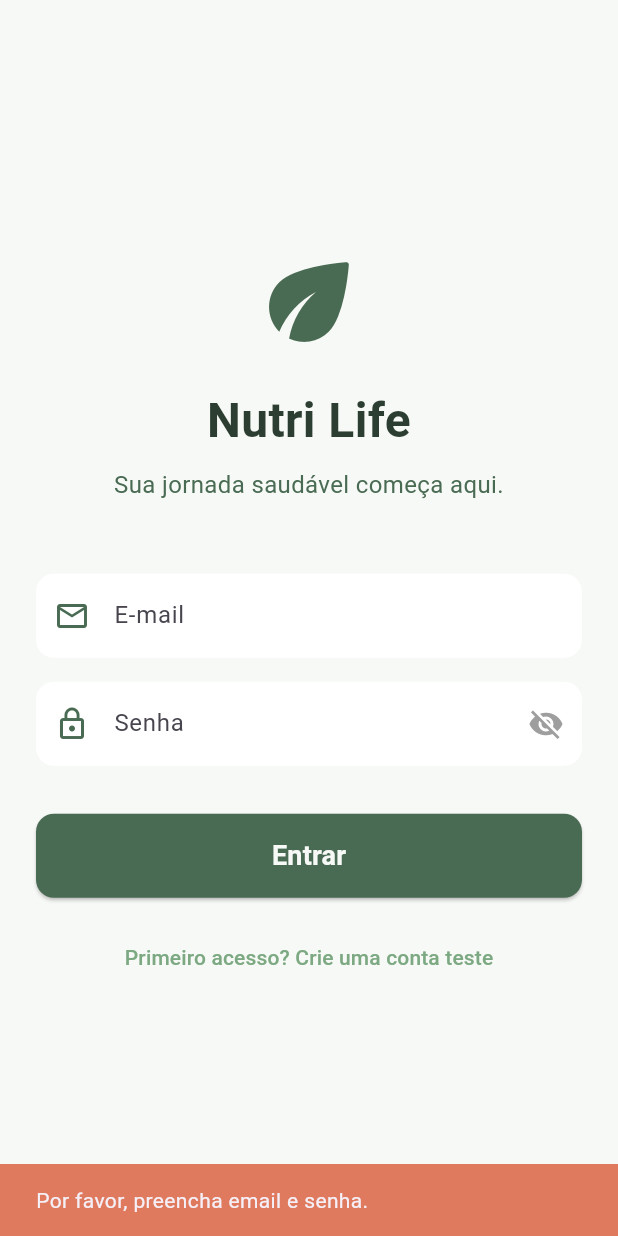
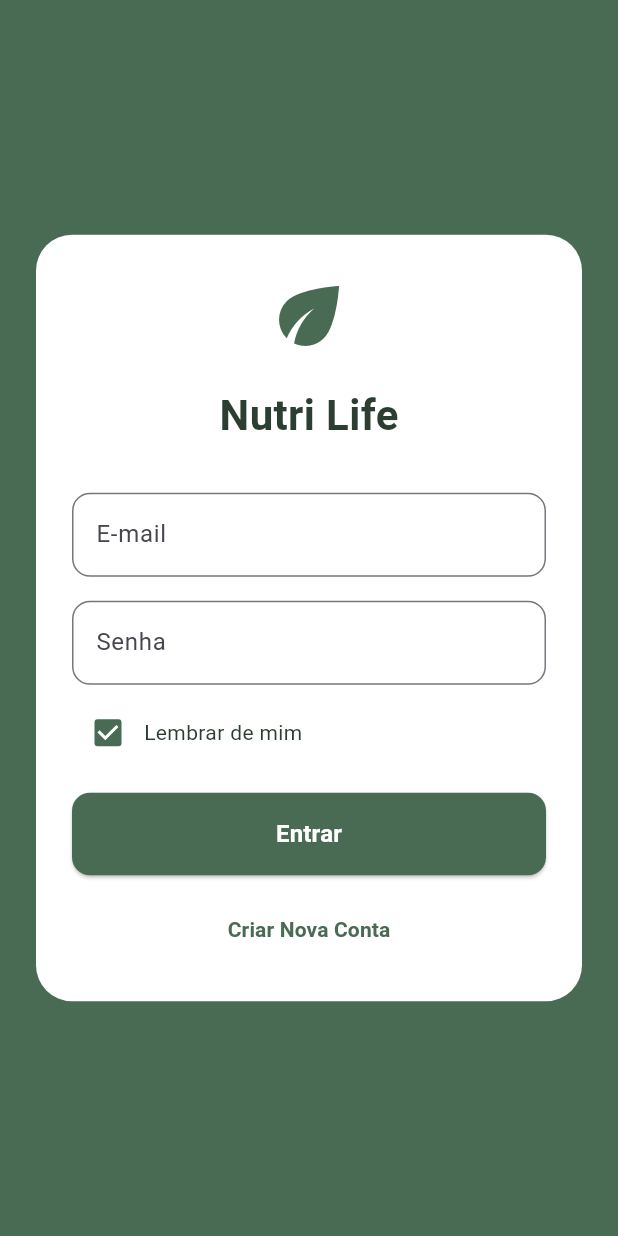
Before and after one commit to pizzariaditalia/NutriLife, a Flutter app: the screen it shows after launch, after a tap on "Entrar", on a phone screen of 412 x 824 dp. Run offline on Flutter 3.47's test engine with Material 3 defaults, Android fonts, the phone set to English and light mode, and no system bars; our stand-ins replace cloud_firestore, firebase_auth, firebase_core, flutter_local_notifications, image_picker, shared_preferences and 1 more; missing offline and left inert: mobile_scanner; accounts and stored records are empty; Roboto replaces fonts that are missing (Arial).

Commit message:
Atualizar o login_screen.dart

```diff
--- a/lib/features/auth/login_screen.dart
+++ b/lib/features/auth/login_screen.dart
@@ -1,7 +1,8 @@
 import 'package:flutter/material.dart';
+import 'package:firebase_auth/firebase_auth.dart';
+import 'package:shared_preferences/shared_preferences.dart';
 import '../../core/theme/app_colors.dart';
-import '../onboarding/onboarding_screen.dart';
-import 'custom_auth_service.dart';
+import '../../main_navigation_screen.dart';
 
 class LoginScreen extends StatefulWidget {
   const LoginScreen({Key? key}) : super(key: key);
@@ -11,225 +12,143 @@ class LoginScreen extends StatefulWidget {
 }
 
 class _LoginScreenState extends State<LoginScreen> {
-  final TextEditingController _emailController = TextEditingController();
-  final TextEditingController _senhaController = TextEditingController();
-  final CustomAuthService _authService = CustomAuthService();
+  final TextEditingController _emailCtrl = TextEditingController();
+  final TextEditingController _senhaCtrl = TextEditingController();
+  bool _lembrarDeMim = true;
+  bool _carregando = false;
 
-  bool _estaCarregando = false;
-  bool _ocultarSenha = true;
+  @override
+  void initState() {
+    super.initState();
+    _verificarLoginSalvo();
+  }
 
-  Future<void> _entrar() async {
-    final email = _emailController.text;
-    final senha = _senhaController.text;
+  // 🔄 Verifica se já existe um usuário logado salvo no celular
+  void _verificarLoginSalvo() async {
+    final prefs = await SharedPreferences.getInstance();
+    bool logado = prefs.getBool('usuario_logado') ?? false;
 
-    if (email.isEmpty || senha.isEmpty) {
-      ScaffoldMessenger.of(context).showSnackBar(
-        const SnackBar(
-          content: Text('Por favor, preencha email e senha.'),
-          backgroundColor: AppColors.accentPeach,
-        ),
-      );
-      return;
-    }
-
-    setState(() {
-      _estaCarregando = true;
-    });
-
-    try {
-      // Chama o nosso método de validação customizado no banco de dados
-      final String? userId = await _authService.realizarLogin(email, senha);
-
-      if (userId != null) {
-        // Login com sucesso! Mostra feedback e navega para o Onboarding
-        if (!mounted) return;
-        ScaffoldMessenger.of(context).showSnackBar(
-          const SnackBar(
-            content: Text('Bem-vindo de volta ao Nutri Life! 🌿'),
-            backgroundColor: AppColors.secondaryMenta,
-          ),
-        );
-
-        Navigator.pushReplacement(
-          context,
-          MaterialPageRoute(builder: (context) => const OnboardingScreen()),
-        );
-      } else {
-        // Consulta retornou vazia
-        if (!mounted) return;
-        ScaffoldMessenger.of(context).showSnackBar(
-          const SnackBar(
-            content: Text('Credenciais inválidas. Tente novamente.'),
-            backgroundColor: AppColors.accentPeach,
-          ),
-        );
-      }
-    } catch (e) {
-      if (!mounted) return;
-      ScaffoldMessenger.of(context).showSnackBar(
-        SnackBar(
-          content: Text('Erro de conexão: $e'),
-          backgroundColor: AppColors.accentPeach,
-        ),
-      );
-    } finally {
+    if (logado && FirebaseAuth.instance.currentUser != null) {
       if (mounted) {
-        setState(() {
-          _estaCarregando = false;
-        });
+        Navigator.pushReplacement(context, MaterialPageRoute(builder: (_) => const MainNavigationScreen()));
       }
     }
   }
 
-  // Função provisória para criar um usuário de teste caso o banco esteja vazio
-  Future<void> _criarContaTeste() async {
-    final email = _emailController.text;
-    final senha = _senhaController.text;
+  // 🔐 Função de Entrar
+  void _entrar() async {
+    if (_emailCtrl.text.isEmpty || _senhaCtrl.text.isEmpty) return;
+    setState(() => _carregando = true);
 
-    if (email.isEmpty || senha.isEmpty) {
-      ScaffoldMessenger.of(context).showSnackBar(
-        const SnackBar(
-          content: Text('Digite um email e senha para criar a conta teste.'),
-          backgroundColor: AppColors.accentPeach,
-        ),
+    try {
+      await FirebaseAuth.instance.signInWithEmailAndPassword(
+        email: _emailCtrl.text.trim(),
+        password: _senhaCtrl.text.trim(),
       );
-      return;
+
+      if (_lembrarDeMim) {
+        final prefs = await SharedPreferences.getInstance();
+        await prefs.setBool('usuario_logado', true);
+      }
+
+      if (mounted) {
+        Navigator.pushReplacement(context, MaterialPageRoute(builder: (_) => const MainNavigationScreen()));
+      }
+    } on FirebaseAuthException catch (e) {
+      ScaffoldMessenger.of(context).showSnackBar(SnackBar(content: Text('Erro: ${e.message}'), backgroundColor: Colors.red));
+    } finally {
+      if (mounted) setState(() => _carregando = false);
     }
+  }
 
-    setState(() => _estaCarregando = true);
+  // 🆕 Função de Criar Conta Nova
+  void _criarConta() async {
+    if (_emailCtrl.text.isEmpty || _senhaCtrl.text.isEmpty) return;
+    setState(() => _carregando = true);
+
     try {
-      await _authService.registrarUsuario('Paciente Teste', email, senha);
-      if (!mounted) return;
-      ScaffoldMessenger.of(context).showSnackBar(
-        const SnackBar(
-          content: Text('Conta criada! Agora clique em Entrar.'),
-          backgroundColor: AppColors.secondaryMenta,
-        ),
+      await FirebaseAuth.instance.createUserWithEmailAndPassword(
+        email: _emailCtrl.text.trim(),
+        password: _senhaCtrl.text.trim(),
       );
+
+      // Quando cria a conta, já entra automaticamente
+      if (_lembrarDeMim) {
+        final prefs = await SharedPreferences.getInstance();
+        await prefs.setBool('usuario_logado', true);
+      }
+
+      if (mounted) {
+        Navigator.pushReplacement(context, MaterialPageRoute(builder: (_) => const MainNavigationScreen()));
+      }
+    } on FirebaseAuthException catch (e) {
+      ScaffoldMessenger.of(context).showSnackBar(SnackBar(content: Text('Erro ao criar: ${e.message}'), backgroundColor: Colors.red));
     } finally {
-      if (mounted) setState(() => _estaCarregando = false);
+      if (mounted) setState(() => _carregando = false);
     }
   }
 
   @override
   Widget build(BuildContext context) {
     return Scaffold(
-      backgroundColor: AppColors.backgroundCreme,
-      body: SafeArea(
-        child: Center(
-          child: SingleChildScrollView(
+      backgroundColor: AppColors.primarySage,
+      body: Center(
+        child: SingleChildScrollView(
+          padding: const EdgeInsets.all(24.0),
+          child: Container(
             padding: const EdgeInsets.all(24.0),
+            decoration: BoxDecoration(color: Colors.white, borderRadius: BorderRadius.circular(24)),
             child: Column(
-              mainAxisAlignment: MainAxisAlignment.center,
-              crossAxisAlignment: CrossAxisAlignment.stretch,
+              mainAxisSize: MainAxisSize.min,
               children: [
-                const Icon(
-                  Icons.eco_rounded,
-                  size: 80,
-                  color: AppColors.primarySage,
-                ),
+                const Icon(Icons.eco, size: 60, color: AppColors.primarySage),
                 const SizedBox(height: 16),
-                const Text(
-                  'Nutri Life',
-                  textAlign: TextAlign.center,
-                  style: TextStyle(
-                    fontSize: 32,
-                    fontWeight: FontWeight.bold,
-                    color: AppColors.textDark,
-                  ),
-                ),
-                const SizedBox(height: 8),
-                const Text(
-                  'Sua jornada saudável começa aqui.',
-                  textAlign: TextAlign.center,
-                  style: TextStyle(
-                    fontSize: 16,
-                    color: AppColors.primarySage,
-                  ),
-                ),
-                const SizedBox(height: 48),
+                const Text('Nutri Life', style: TextStyle(fontSize: 28, fontWeight: FontWeight.bold, color: AppColors.textDark)),
+                const SizedBox(height: 32),
 
-                // Campo de Email
                 TextField(
-                  controller: _emailController,
+                  controller: _emailCtrl,
                   keyboardType: TextInputType.emailAddress,
-                  style: const TextStyle(color: AppColors.textDark),
-                  decoration: InputDecoration(
-                    labelText: 'E-mail',
-                    prefixIcon: const Icon(Icons.email_outlined, color: AppColors.primarySage),
-                    filled: true,
-                    fillColor: Colors.white,
-                    border: OutlineInputBorder(
-                      borderRadius: BorderRadius.circular(12),
-                      borderSide: BorderSide.none,
-                    ),
-                  ),
+                  decoration: InputDecoration(labelText: 'E-mail', border: OutlineInputBorder(borderRadius: BorderRadius.circular(12))),
                 ),
                 const SizedBox(height: 16),
 
-                // Campo de Senha
                 TextField(
-                  controller: _senhaController,
-                  obscureText: _ocultarSenha,
-                  style: const TextStyle(color: AppColors.textDark),
-                  decoration: InputDecoration(
-                    labelText: 'Senha',
-                    prefixIcon: const Icon(Icons.lock_outline, color: AppColors.primarySage),
-                    suffixIcon: IconButton(
-                      icon: Icon(
-                        _ocultarSenha ? Icons.visibility_off : Icons.visibility,
-                        color: Colors.grey,
-                      ),
-                      onPressed: () {
-                        setState(() {
-                          _ocultarSenha = !_ocultarSenha;
-                        });
-                      },
+                  controller: _senhaCtrl,
+                  obscureText: true,
+                  decoration: InputDecoration(labelText: 'Senha', border: OutlineInputBorder(borderRadius: BorderRadius.circular(12))),
+                ),
+                const SizedBox(height: 8),
+
+                Row(
+                  children: [
+                    Checkbox(
+                      value: _lembrarDeMim,
+                      activeColor: AppColors.primarySage,
+                      onChanged: (valor) => setState(() => _lembrarDeMim = valor ?? true),
                     ),
-                    filled: true,
-                    fillColor: Colors.white,
-                    border: OutlineInputBorder(
-                      borderRadius: BorderRadius.circular(12),
-                      borderSide: BorderSide.none,
-                    ),
-                  ),
+                    const Text('Lembrar de mim', style: TextStyle(color: AppColors.textDark)),
+                  ],
                 ),
-                const SizedBox(height: 32),
-
-                // Botão de Login
-                SizedBox(
-                  height: 56,
-                  child: ElevatedButton(
-                    onPressed: _estaCarregando ? null : _entrar,
-                    style: ElevatedButton.styleFrom(
-                      backgroundColor: AppColors.primarySage,
-                      shape: RoundedRectangleBorder(
-                        borderRadius: BorderRadius.circular(12),
-                      ),
-                    ),
-                    child: _estaCarregando
-                        ? const CircularProgressIndicator(color: Colors.white)
-                        : const Text(
-                            'Entrar',
-                            style: TextStyle(
-                              fontSize: 18,
-                              fontWeight: FontWeight.bold,
-                              color: AppColors.backgroundCreme,
-                            ),
-                          ),
-                  ),
-                ),
-
                 const SizedBox(height: 16),
 
-                // Botão Provisório de Cadastro
-                TextButton(
-                  onPressed: _estaCarregando ? null : _criarContaTeste,
-                  child: const Text(
-                    'Primeiro acesso? Crie uma conta teste',
-                    style: TextStyle(color: AppColors.secondaryMenta),
-                  ),
-                ),
+                _carregando
+                  ? const CircularProgressIndicator(color: AppColors.primarySage)
+                  : Column(
+                      crossAxisAlignment: CrossAxisAlignment.stretch,
+                      children: [
+                        ElevatedButton(
+                          style: ElevatedButton.styleFrom(backgroundColor: AppColors.primarySage, padding: const EdgeInsets.symmetric(vertical: 16), shape: RoundedRectangleBorder(borderRadius: BorderRadius.circular(12))),
+                          onPressed: _entrar,
+                          child: const Text('Entrar', style: TextStyle(color: Colors.white, fontSize: 16, fontWeight: FontWeight.bold)),
+                        ),
+                        const SizedBox(height: 12),
+                        TextButton(
+                          onPressed: _criarConta,
+                          child: const Text('Criar Nova Conta', style: TextStyle(color: AppColors.primarySage, fontWeight: FontWeight.bold)),
+                        )
+                      ],
+                    ),
               ],
             ),
           ),
```
